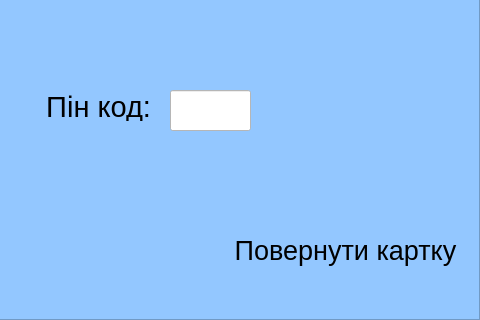
The window that classes/gui/ContinueScreen.ui (TheBiggestDaddy/ATM) describes before a commit, drawn with Qt 5; both pictures show x 180 to 660 and y 100 to 420 of the 660 by 420 pixel window.
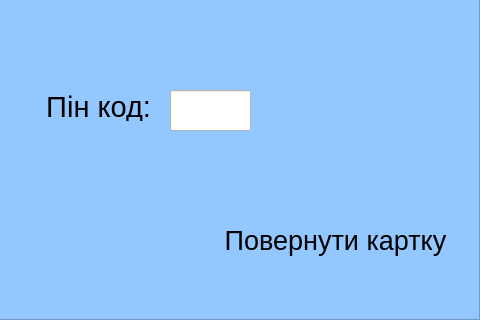
The same window after the commit.

The edit to the form file:
```diff
--- a/classes/gui/ContinueScreen.ui
+++ b/classes/gui/ContinueScreen.ui
@@ -41,8 +41,8 @@
   <widget class="QLabel" name="label_2">
    <property name="geometry">
     <rect>
-     <x>400</x>
-     <y>310</y>
+     <x>390</x>
+     <y>300</y>
      <width>251</width>
      <height>81</height>
     </rect>
```
